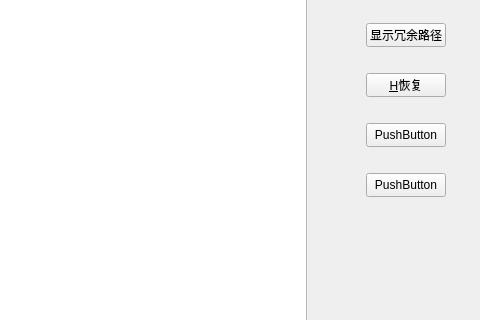
First picture: the form in widget.ui, repository wanywhn/Graph-JilinU-2016-Eaxm, before the edit; both pictures show x 404 to 884 and y 237 to 557 of the 884 by 718 pixel window.
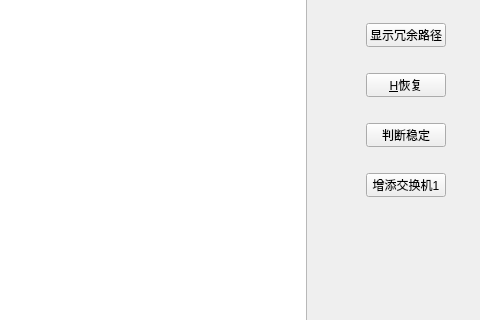
Second picture: the form after the edit.

Patch:
```diff
--- a/widget.ui
+++ b/widget.ui
@@ -137,7 +137,7 @@
     </rect>
    </property>
    <property name="text">
-    <string>PushButton</string>
+    <string>判断稳定</string>
    </property>
   </widget>
   <widget class="QPushButton" name="pushButton_2">
@@ -150,7 +150,7 @@
     </rect>
    </property>
    <property name="text">
-    <string>PushButton</string>
+    <string>增添交换机1</string>
    </property>
   </widget>
  </widget>
```
